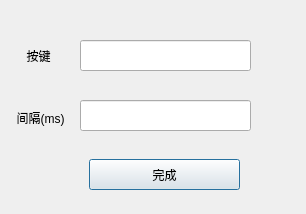
First picture: the form in ui/customize_key_and_interval.ui, repository hanxi19/Key-Wizard, before the edit.
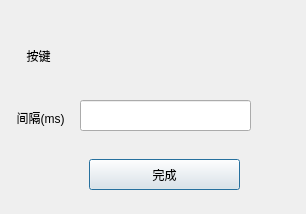
Second picture: the form after the edit.

Diff of the .ui file:
```diff
--- a/ui/customize_key_and_interval.ui
+++ b/ui/customize_key_and_interval.ui
@@ -39,16 +39,6 @@
     <string>  间隔(ms)</string>
    </property>
   </widget>
-  <widget class="QLineEdit" name="buttonEdit">
-   <property name="geometry">
-    <rect>
-     <x>80</x>
-     <y>40</y>
-     <width>171</width>
-     <height>31</height>
-    </rect>
-   </property>
-  </widget>
   <widget class="QLineEdit" name="intervalEdit">
    <property name="geometry">
     <rect>
```
